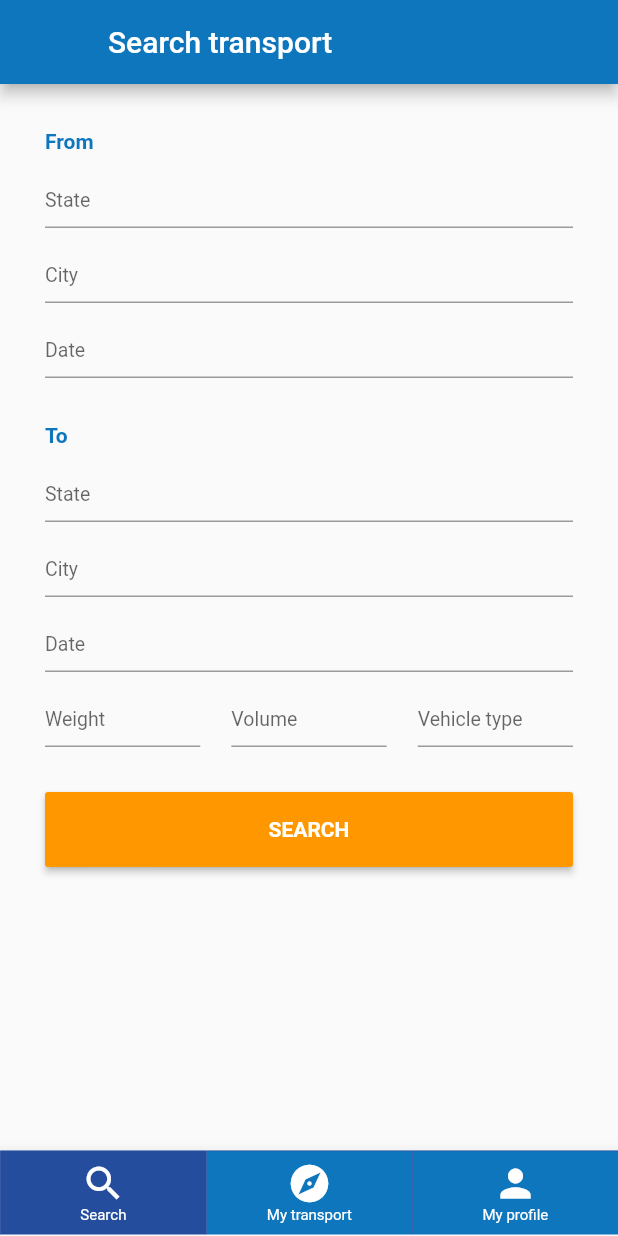
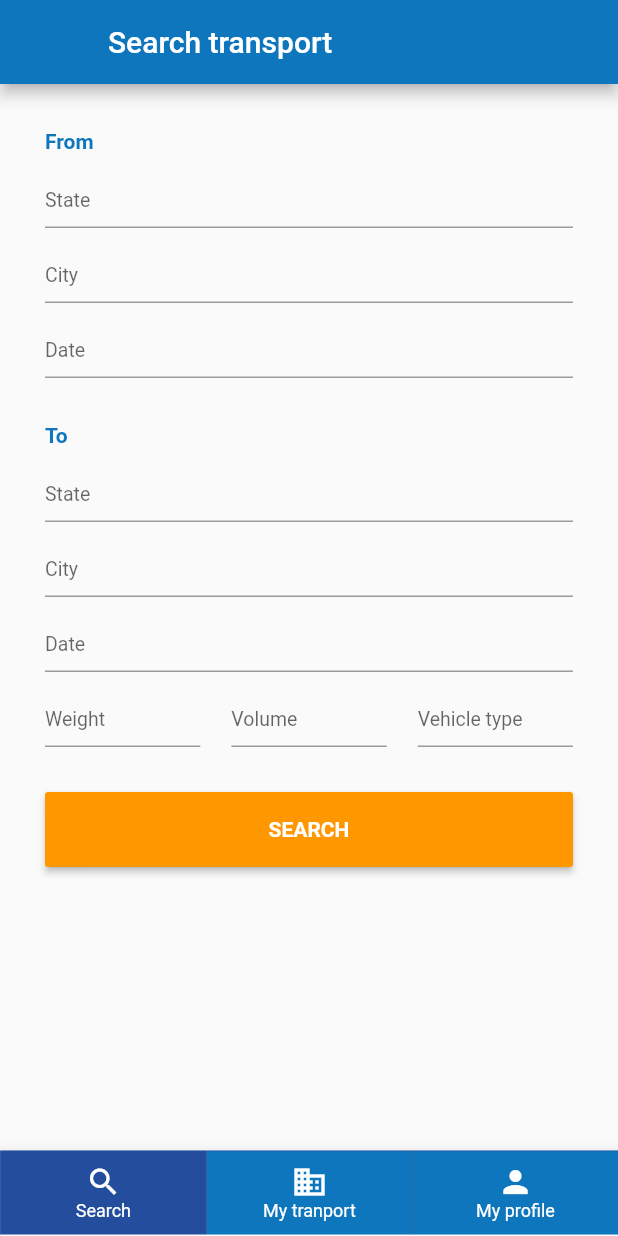
Before and after one commit to hamdiituu/flutter_cargo_logistics, a Flutter app: the screen it shows after launch, after a tap on "SIGN IN", on a phone screen of 412 x 824 dp. Run offline on Flutter 3.47's test engine with Material 2 defaults, Android fonts, the light colour scheme and no system bars.

Commit message:
bottom bar add

```diff
--- a/lib/routes/app_router.dart
+++ b/lib/routes/app_router.dart
@@ -1,5 +1,7 @@
 import 'package:flutter/material.dart';
 import 'package:flutter_cargo_logistics/views/login_view.dart';
+import 'package:flutter_cargo_logistics/views/main_view.dart';
+import 'package:flutter_cargo_logistics/views/my_profile_view.dart';
 import 'package:flutter_cargo_logistics/views/my_transport_view.dart';
 import 'package:flutter_cargo_logistics/views/register_view.dart';
 import 'package:flutter_cargo_logistics/views/search_transport_view.dart';
@@ -11,10 +13,8 @@ class AppRouter {
         return MaterialPageRoute(builder: (context) => LoginView());
       case RegisterView.routeName:
         return MaterialPageRoute(builder: (context) => RegisterView());
-      case SearchTransportView.routeName:
-        return MaterialPageRoute(builder: (context) => SearchTransportView());
-      case MyTransportView.routeName:
-        return MaterialPageRoute(builder: (context) => MyTransportView());
+      case MainView.routeName:
+        return MaterialPageRoute(builder: (context) => MainView());
     }
   }
 }
--- a/lib/views/login_view.dart
+++ b/lib/views/login_view.dart
@@ -1,6 +1,7 @@
 import 'package:flutter/cupertino.dart';
 import 'package:flutter/material.dart';
 import 'package:flutter/painting.dart';
+import 'package:flutter_cargo_logistics/views/main_view.dart';
 import 'package:flutter_cargo_logistics/views/register_view.dart';
 import 'package:flutter_cargo_logistics/views/search_transport_view.dart';
 
@@ -102,8 +103,7 @@ class _LoginViewState extends State<LoginView> {
                 margin: EdgeInsets.only(top: 40),
                 child: ElevatedButton(
                   onPressed: () {
-                    Navigator.of(context)
-                        .pushNamed(SearchTransportView.routeName);
+                    Navigator.of(context).pushNamed(MainView.routeName);
                   },
                   child: const Text(
                     "SIGN IN",
--- /dev/null
+++ b/lib/views/main_view.dart
@@ -0,0 +1,92 @@
+import 'package:flutter/material.dart';
+import 'package:flutter_cargo_logistics/views/my_profile_view.dart';
+import 'package:flutter_cargo_logistics/views/my_transport_view.dart';
+import 'package:flutter_cargo_logistics/views/search_transport_view.dart';
+
+class MainView extends StatefulWidget {
+  static const String routeName = '/main';
+  MainView({Key? key}) : super(key: key);
+
+  @override
+  _MainViewState createState() => _MainViewState();
+}
+
+class _MainViewState extends State<MainView> {
+  final _selectedItemColor = Colors.white;
+  final _unselectedItemColor = Colors.white;
+  final _selectedBgColor = Color.fromRGBO(36, 77, 157, 1);
+  final _unselectedBgColor = Color.fromRGBO(14, 118, 189, 1);
+  int _selectedIndex = 0;
+  static const TextStyle optionStyle =
+      TextStyle(fontSize: 30, fontWeight: FontWeight.bold);
+  static const List<Widget> _widgetOptions = <Widget>[
+    SearchTransportView(),
+    MyTransportView(),
+    MyProfileView(),
+  ];
+
+  void _onItemTapped(int index) {
+    setState(() {
+      _selectedIndex = index;
+    });
+  }
+
+  Color _getBgColor(int index) =>
+      _selectedIndex == index ? _selectedBgColor : _unselectedBgColor;
+
+  Color _getItemColor(int index) =>
+      _selectedIndex == index ? _selectedItemColor : _unselectedItemColor;
+
+  Widget _buildIcon(IconData iconData, String text, int index) => Container(
+        width: double.infinity,
+        height: kBottomNavigationBarHeight,
+        child: Container(
+          decoration: BoxDecoration(
+              border: Border(
+                  left: BorderSide(width: 0.5, color: _selectedBgColor),
+                  top: BorderSide(width: 0.5, color: _selectedBgColor)),
+              color: _getBgColor(index)),
+          child: InkWell(
+            child: Column(
+              mainAxisAlignment: MainAxisAlignment.center,
+              children: <Widget>[
+                Icon(iconData),
+                Text(text,
+                    style:
+                        TextStyle(fontSize: 12, color: _getItemColor(index))),
+              ],
+            ),
+            onTap: () => _onItemTapped(index),
+          ),
+        ),
+      );
+
+  @override
+  Widget build(BuildContext context) {
+    return Scaffold(
+      body: Center(
+        child: _widgetOptions.elementAt(_selectedIndex),
+      ),
+      bottomNavigationBar: BottomNavigationBar(
+        selectedFontSize: 0,
+        items: <BottomNavigationBarItem>[
+          BottomNavigationBarItem(
+            icon: _buildIcon(Icons.search, 'Search', 0),
+            title: SizedBox.shrink(),
+          ),
+          BottomNavigationBarItem(
+            icon: _buildIcon(Icons.business, 'My tranport', 1),
+            title: SizedBox.shrink(),
+          ),
+          BottomNavigationBarItem(
+            icon: _buildIcon(Icons.person, 'My profile', 2),
+            title: SizedBox.shrink(),
+          ),
+        ],
+        currentIndex: _selectedIndex,
+        selectedItemColor: _selectedItemColor,
+        unselectedItemColor: _unselectedItemColor,
+      ),
+    );
+  }
+}
--- a/lib/views/my_transport_view.dart
+++ b/lib/views/my_transport_view.dart
@@ -88,8 +88,6 @@ class MyTransportView extends StatelessWidget {
           ),
         ),
       ),
-        bottomNavigationBar: BottomNavigationBarCustomWidget(
-          context: context,
-        ));
+    );
   }
 }
--- a/lib/views/search_transport_view.dart
+++ b/lib/views/search_transport_view.dart
@@ -88,8 +88,6 @@ class SearchTransportView extends StatelessWidget {
           ),
         ),
       ),
-        bottomNavigationBar: BottomNavigationBarCustomWidget(
-          context: context,
-        ));
+    );
   }
 }
--- a/lib/widgets/custom/bottom_navigation_bar_custom_widget.dart
+++ /dev/null
@@ -1,95 +0,0 @@
-import 'package:flutter/material.dart';
-import 'package:flutter_cargo_logistics/views/search_transport_view.dart';
-
-class BottomNavigationBarCustomWidget extends StatefulWidget {
-  BuildContext context;
-  BottomNavigationBarCustomWidget({Key? key, required this.context})
-      : super(key: key);
-
-  @override
-  State<BottomNavigationBarCustomWidget> createState() =>
-      _BottomNavigationBarCustomWidgetState(context: context);
-}
-
-class _BottomNavigationBarCustomWidgetState
-    extends State<BottomNavigationBarCustomWidget> {
-  @override
-  late BuildContext context;
-
-  _BottomNavigationBarCustomWidgetState({required this.context});
-
-  final List<String> _screens = <String>[SearchTransportView.routeName];
-
-  final _selectedItemColor = Colors.white;
-
-  final _unselectedItemColor = Colors.white;
-
-  final _selectedBgColor = Color.fromRGBO(36, 77, 157, 1);
-
-  final _unselectedBgColor = Color.fromRGBO(14, 118, 189, 1);
-
-  int _selectedIndex = 0;
-
-  void _onItemTapped(int index) {
-    setState(() {
-      _selectedIndex = index;
-    });
-  }
-
-  Color _getBgColor(int index) =>
-      _selectedIndex == index ? _selectedBgColor : _unselectedBgColor;
-
-  Color _getItemColor(int index) =>
-      _selectedIndex == index ? _selectedItemColor : _unselectedItemColor;
-
-  Widget _buildIcon(IconData iconData, String text, int index) => Container(
-        width: double.infinity,
-        height: kBottomNavigationBarHeight,
-        child: Container(
-          decoration: BoxDecoration(
-              border: Border(
-                  left: BorderSide(width: 0.5, color: _selectedBgColor),
-                  top: BorderSide(width: 0.5, color: _selectedBgColor)),
-              color: _getBgColor(index)),
-          // color: _getBgColor(index),
-          child: InkWell(
-            child: Column(
-              mainAxisAlignment: MainAxisAlignment.center,
-              children: <Widget>[
-                Icon(
-                  iconData,
-                  size: 30.0,
-                ),
-                Text(text,
-                    style:
-                        TextStyle(fontSize: 10, color: _getItemColor(index))),
-              ],
-            ),
-            onTap: () => _onItemTapped(index),
-          ),
-        ),
-      );
-  @override
-  Widget build(BuildContext context) {
-    return BottomNavigationBar(
-      selectedFontSize: 0,
-      items: <BottomNavigationBarItem>[
-        BottomNavigationBarItem(
-          icon: _buildIcon(Icons.search, 'Search', 0),
-          title: SizedBox.shrink(),
-        ),
-        BottomNavigationBarItem(
-          icon: _buildIcon(Icons.explore, 'My transport', 1),
-          title: SizedBox.shrink(),
-        ),
-        BottomNavigationBarItem(
-          icon: _buildIcon(Icons.person, 'My profile', 2),
-          title: SizedBox.shrink(),
-        ),
-      ],
-      currentIndex: _selectedIndex,
-      selectedItemColor: _selectedItemColor,
-      unselectedItemColor: _unselectedItemColor,
-    );
-  }
-}
```
Also changed, not shown: lib/views/my_profile_view.dart (+92 -0 lines). Lines whose indentation alone changed are shown as unchanged.
